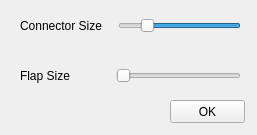
First picture: the form in forms/hollowmeshpanel.ui, repository TopModLab/Unfolding, before the edit.
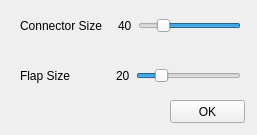
Second picture: the form after the edit.

The edit to the form file:
```diff
--- a/forms/hollowmeshpanel.ui
+++ b/forms/hollowmeshpanel.ui
@@ -59,11 +59,21 @@
       </property>
      </spacer>
     </item>
+    <item>
+     <widget class="QLabel" name="flap_val_label">
+      <property name="text">
+       <string>20</string>
+      </property>
+     </widget>
+    </item>
     <item>
      <widget class="QSlider" name="flapSizeSlider">
       <property name="maximum">
        <number>50</number>
       </property>
+      <property name="value">
+       <number>10</number>
+      </property>
       <property name="orientation">
        <enum>Qt::Horizontal</enum>
       </property>
@@ -104,6 +114,13 @@
       </property>
      </spacer>
     </item>
+    <item>
+     <widget class="QLabel" name="con_val_label">
+      <property name="text">
+       <string>40</string>
+      </property>
+     </widget>
+    </item>
     <item>
      <widget class="QSlider" name="conSizeSlider">
       <property name="maximum">
```
Left out of the diff: 35 changed lines with no effect on the pictures.
